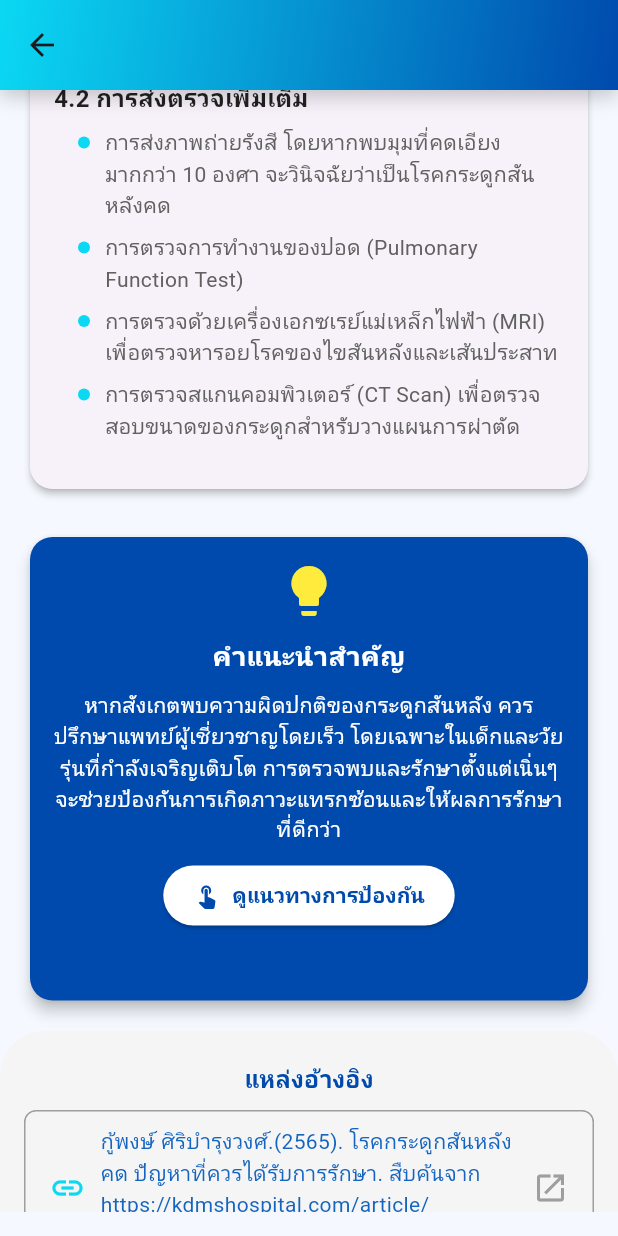
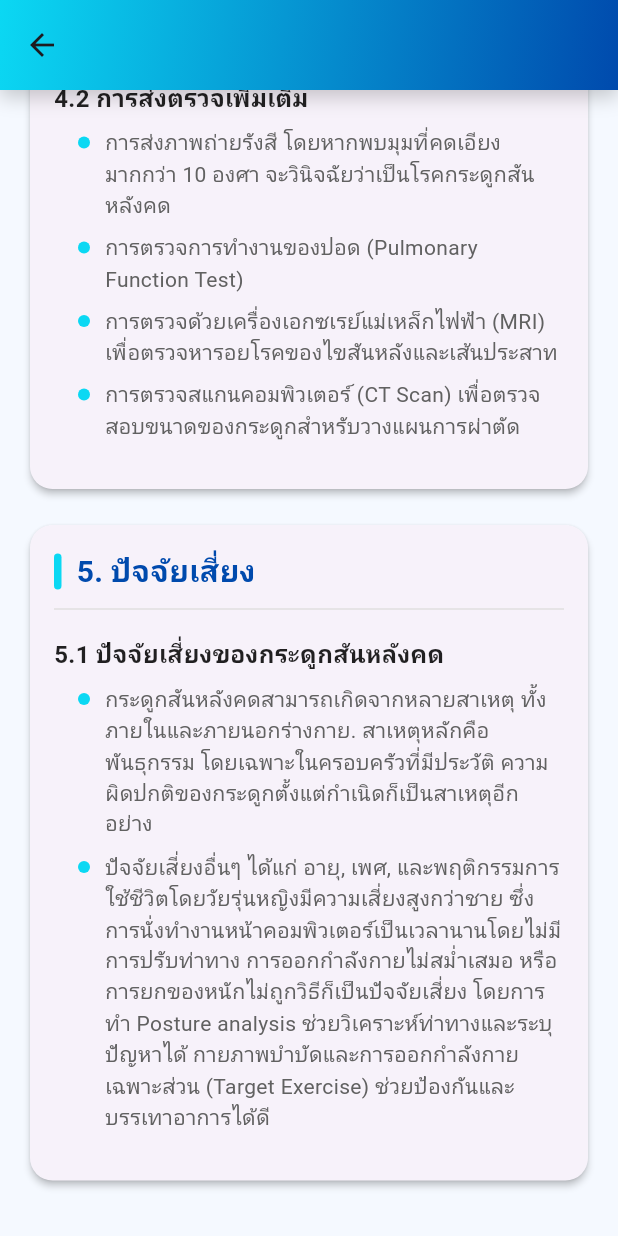
Before and after one commit to P-cy/scoliosis_analysis_app, a Flutter app: the SpineInfoScreen screen opened directly, scrolled down 2880 dp, on a phone screen of 412 x 824 dp. Run offline on Flutter 3.47's test engine with Material 3 defaults, Android fonts, the phone set to English and light mode, and no system bars; our stand-ins replace flutter_vector_icons, font_awesome_flutter, image_picker, shared_preferences; missing offline and left inert: google_mlkit_image_labeling; accounts and stored records are empty.

Commit message:
เพิ่มข้อมูล

```diff
--- a/lib/pages/info_page.dart
+++ b/lib/pages/info_page.dart
@@ -14,6 +14,20 @@ class SpineInfoScreen extends StatefulWidget {
 class _SpineInfoScreenState extends State<SpineInfoScreen> {
   @override
   Widget build(BuildContext context) {
+    final references = [
+      ReferenceItem(
+        linkText:
+            'กู้พงษ์ ศิริบำรุงวงศ์.(2565). โรคกระดูกสันหลังคด ปัญหาที่ควรได้รับการรักษา. สืบค้นจาก https://kdmshospital.com/article/symptoms-and-treatment-of-scoliosis/',
+        url: Uri.parse(
+            'https://kdmshospital.com/article/symptoms-and-treatment-of-scoliosis/'),
+      ),
+      ReferenceItem(
+        linkText:
+            'กรีนเบลล์ สหคลินิก.(2568). กระดูกสันหลังคด Scoliosis: อาการและการรักษา. สืบค้นจาก https://greenbellclinic.com/medical-blog-th-th/กระดูกสันหลังคด-scoliosis-อาการ/',
+        url: Uri.parse(
+            'https://greenbellclinic.com/medical-blog-th-th/กระดูกสันหลังคด-scoliosis-อาการ/'),
+      ),
+    ];
     return Scaffold(
       backgroundColor: Color(0xFFF5F9FF),
       appBar: AppBar(
@@ -148,6 +162,18 @@ class _SpineInfoScreenState extends State<SpineInfoScreen> {
                   ),
                 ],
               ),
+              _buildSection(
+                '5. ปัจจัยเสี่ยง',
+                [
+                  _buildSubsection(
+                    '5.1 ปัจจัยเสี่ยงของกระดูกสันหลังคด',
+                    [
+                      'กระดูกสันหลังคดสามารถเกิดจากหลายสาเหตุ ทั้งภายในและภายนอกร่างกาย. สาเหตุหลักคือพันธุกรรม โดยเฉพาะในครอบครัวที่มีประวัติ ความผิดปกติของกระดูกตั้งแต่กำเนิดก็เป็นสาเหตุอีกอย่าง ',
+                      'ปัจจัยเสี่ยงอื่นๆ ได้แก่ อายุ, เพศ, และพฤติกรรมการใช้ชีวิตโดยวัยรุ่นหญิงมีความเสี่ยงสูงกว่าชาย ซึ่งการนั่งทำงานหน้าคอมพิวเตอร์เป็นเวลานานโดยไม่มีการปรับท่าทาง การออกกำลังกายไม่สม่ำเสมอ หรือ การยกของหนักไม่ถูกวิธีก็เป็นปัจจัยเสี่ยง โดยการทำ Posture analysis ช่วยวิเคราะห์ท่าทางและระบุปัญหาได้ กายภาพบำบัดและการออกกำลังกายเฉพาะส่วน (Target Exercise) ช่วยป้องกันและบรรเทาอาการได้ดี',
+                    ],
+                  ),
+                ],
+              ),
               Padding(
                 padding: EdgeInsets.all(16),
                 child: Card(
@@ -217,16 +243,7 @@ class _SpineInfoScreenState extends State<SpineInfoScreen> {
                   ),
                 ),
               ),
-              ReferenceFooter(
-                references: [
-                  ReferenceItem(
-                    linkText: 'กู้พงษ์ ศิริบำรุงวงศ์.(2565). โรคกระดูกสันหลังคด ปัญหาที่ควรได้รับการรักษา. สืบค้นจาก https://kdmshospital.com/article/symptoms-and-treatment-of-scoliosis/',
-                    url: Uri.parse(
-                        'https://kdmshospital.com/article/symptoms-and-treatment-of-scoliosis/'),
-
-                  ),
-                ],
-              ),
+              ReferenceFooter(references: references),
             ]),
           ),
         ),
```
